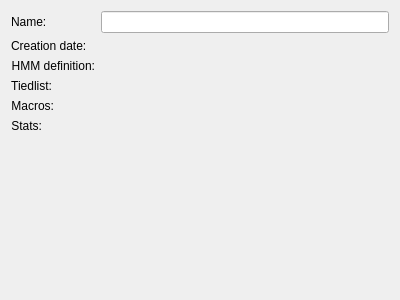
KDE/simon, file simonlib/simonscenarios/basemodelconfig.ui: the form before one commit.
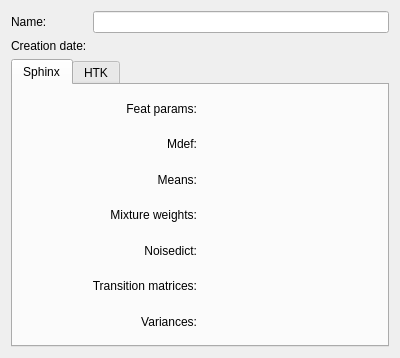
The form after the commit. Custom widgets are drawn as their Qt base class.

Commit message: create sphinx base model from files

What changed in the file:
```diff
--- a/simonlib/simonscenarios/basemodelconfig.ui
+++ b/simonlib/simonscenarios/basemodelconfig.ui
@@ -7,7 +7,7 @@
     <x>0</x>
     <y>0</y>
     <width>400</width>
-    <height>300</height>
+    <height>358</height>
    </rect>
   </property>
   <property name="windowTitle">
@@ -24,7 +24,125 @@
    <item row="0" column="1">
     <widget class="QLineEdit" name="leName"/>
    </item>
+   <item row="1" column="0">
+    <widget class="QLabel" name="label_2">
+     <property name="text">
+      <string>Creation date:</string>
+     </property>
+    </widget>
+   </item>
+   <item row="1" column="1">
+    <widget class="KDateTimeWidget" name="dcbCreationDate"/>
+   </item>
+   <item row="2" column="0" colspan="2">
+    <widget class="QTabWidget" name="twModelType">
+     <property name="currentIndex">
+      <number>0</number>
+     </property>
+     <widget class="QWidget" name="tabSphinx">
+      <attribute name="title">
+       <string>Sphinx</string>
+      </attribute>
+      <layout class="QGridLayout" name="gridLayout">
+       <item row="1" column="0">
+        <widget class="QLabel" name="lbMdef">
+         <property name="text">
+          <string>Mdef:</string>
+         </property>
+         <property name="alignment">
+          <set>Qt::AlignRight|Qt::AlignTrailing|Qt::AlignVCenter</set>
+         </property>
+        </widget>
+       </item>
+       <item row="1" column="1">
+        <widget class="KUrlRequester" name="urMdef"/>
+       </item>
    <item row="2" column="0">
+        <widget class="QLabel" name="lbMeans">
+         <property name="text">
+          <string>Means:</string>
+         </property>
+         <property name="alignment">
+          <set>Qt::AlignRight|Qt::AlignTrailing|Qt::AlignVCenter</set>
+         </property>
+        </widget>
+       </item>
+       <item row="5" column="0">
+        <widget class="QLabel" name="lbTmatrix">
+         <property name="text">
+          <string>Transition matrices:</string>
+         </property>
+         <property name="alignment">
+          <set>Qt::AlignRight|Qt::AlignTrailing|Qt::AlignVCenter</set>
+         </property>
+        </widget>
+       </item>
+       <item row="5" column="1">
+        <widget class="KUrlRequester" name="urTMatrix"/>
+       </item>
+       <item row="6" column="0">
+        <widget class="QLabel" name="lbVariances">
+         <property name="text">
+          <string>Variances:</string>
+         </property>
+         <property name="alignment">
+          <set>Qt::AlignRight|Qt::AlignTrailing|Qt::AlignVCenter</set>
+         </property>
+        </widget>
+       </item>
+       <item row="6" column="1">
+        <widget class="KUrlRequester" name="urVariances"/>
+       </item>
+       <item row="0" column="0">
+        <widget class="QLabel" name="lbBaseFeatParams">
+         <property name="text">
+          <string>Feat params:</string>
+         </property>
+         <property name="alignment">
+          <set>Qt::AlignRight|Qt::AlignTrailing|Qt::AlignVCenter</set>
+         </property>
+        </widget>
+       </item>
+       <item row="0" column="1">
+        <widget class="KUrlRequester" name="urBFEAT"/>
+       </item>
+       <item row="2" column="1">
+        <widget class="KUrlRequester" name="urMeans"/>
+       </item>
+       <item row="3" column="0">
+        <widget class="QLabel" name="lbMWeights">
+         <property name="text">
+          <string>Mixture weights:</string>
+         </property>
+         <property name="alignment">
+          <set>Qt::AlignRight|Qt::AlignTrailing|Qt::AlignVCenter</set>
+         </property>
+        </widget>
+       </item>
+       <item row="3" column="1">
+        <widget class="KUrlRequester" name="urMWeights"/>
+       </item>
+       <item row="4" column="0">
+        <widget class="QLabel" name="lbNoiseDict">
+         <property name="text">
+          <string>Noisedict:</string>
+         </property>
+         <property name="alignment">
+          <set>Qt::AlignRight|Qt::AlignTrailing|Qt::AlignVCenter</set>
+         </property>
+        </widget>
+       </item>
+       <item row="4" column="1">
+        <widget class="KUrlRequester" name="urNoiseDict"/>
+       </item>
+      </layout>
+     </widget>
+     <widget class="QWidget" name="tabHTK">
+      <attribute name="title">
+       <string>HTK</string>
+      </attribute>
+      <layout class="QGridLayout" name="gridLayout_2">
+       <item row="0" column="0">
     <widget class="QLabel" name="lbBaseHMM">
      <property name="text">
       <string>HMM definition:</string>
@@ -34,10 +152,10 @@
      </property>
     </widget>
    </item>
-   <item row="2" column="1">
+       <item row="0" column="1">
     <widget class="KUrlRequester" name="urHMM"/>
    </item>
-   <item row="3" column="0">
+       <item row="1" column="0">
     <widget class="QLabel" name="lbBaseTiedlist">
      <property name="text">
       <string>Tiedlist:</string>
@@ -47,10 +165,10 @@
      </property>
     </widget>
    </item>
-   <item row="3" column="1">
+       <item row="1" column="1">
     <widget class="KUrlRequester" name="urTiedlist"/>
    </item>
-   <item row="4" column="0">
+       <item row="2" column="0">
     <widget class="QLabel" name="lbBaseMacros">
      <property name="text">
       <string>Macros:</string>
@@ -60,10 +178,10 @@
      </property>
     </widget>
    </item>
-   <item row="4" column="1">
+       <item row="2" column="1">
     <widget class="KUrlRequester" name="urMacros"/>
    </item>
-   <item row="5" column="0">
+       <item row="3" column="0">
     <widget class="QLabel" name="lbBaseStats">
      <property name="text">
       <string>Stats:</string>
@@ -73,18 +191,12 @@
      </property>
     </widget>
    </item>
-   <item row="5" column="1">
+       <item row="3" column="1">
     <widget class="KUrlRequester" name="urStats"/>
    </item>
-   <item row="1" column="0">
-    <widget class="QLabel" name="label_2">
-     <property name="text">
-      <string>Creation date:</string>
-     </property>
-    </widget>
-   </item>
-   <item row="1" column="1">
-    <widget class="KDateTimeWidget" name="dcbCreationDate"/>
+      </layout>
+     </widget>
+    </widget>
    </item>
   </layout>
  </widget>
```
Lines whose indentation alone changed are shown as unchanged. The commit also changes 1 other file.
